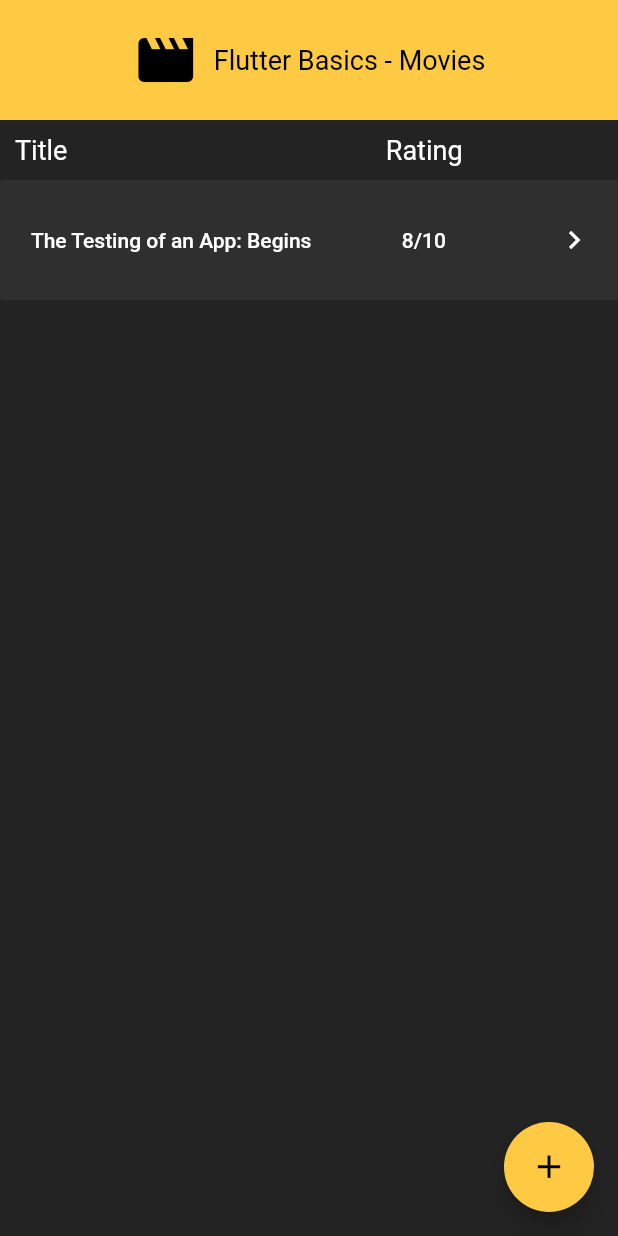
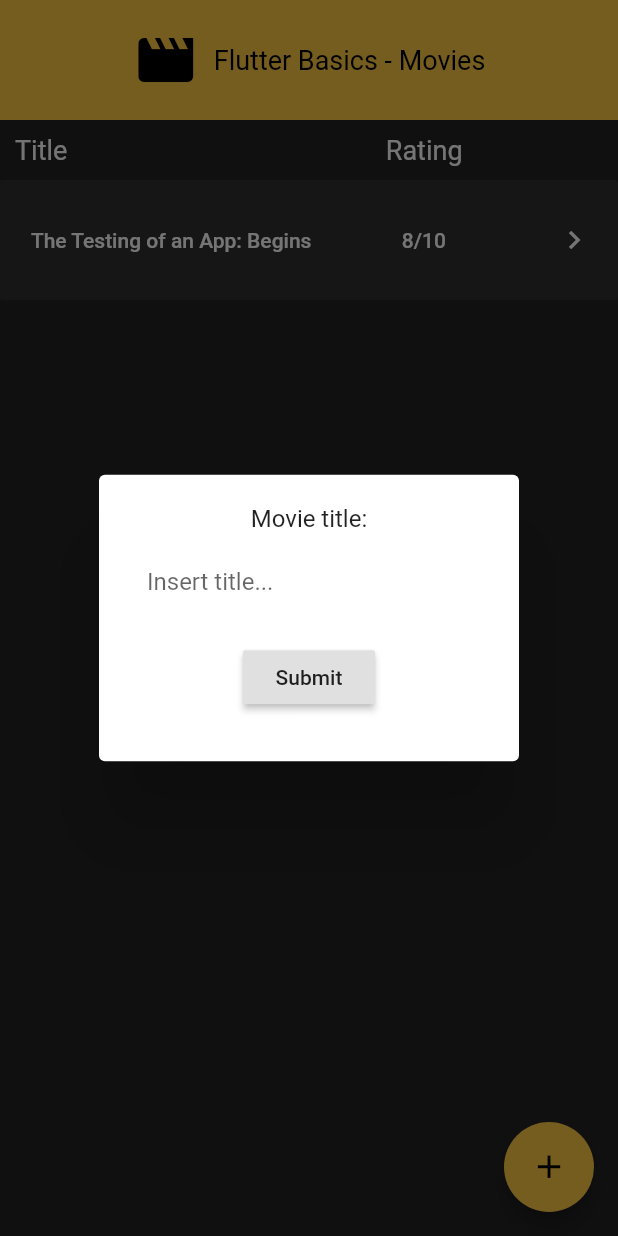
Before and after one commit to Dani2405/Flutter-Basics, a Flutter app: the screen it shows after launch, after a tap on the "add" icon, on a phone screen of 412 x 824 dp. Run offline on Flutter 3.47's test engine with Material 2 defaults, Android fonts, the phone set to English and light mode, and no system bars.

Commit message:
Minor fix

```diff
--- a/lib/main.dart
+++ b/lib/main.dart
@@ -78,7 +78,6 @@ class _MyStatefulWidgetState extends State<MyStatefulWidget> {
           Column(
             children: [
                 //Single Movie
-
                 FlatButton (
                   padding: EdgeInsets.all(0),
                   color: Color(0xFF2F2F2F),
@@ -122,7 +121,6 @@ class _MyStatefulWidgetState extends State<MyStatefulWidget> {
         ],
       ),
 
-
       //Buttons
       floatingActionButton: Container(
         height: 60.0,
@@ -131,6 +129,40 @@ class _MyStatefulWidgetState extends State<MyStatefulWidget> {
           child: FloatingActionButton(
             onPressed: () {
               print("Here we add!");
+              showDialog(
+                context: context,
+                builder: (BuildContext context) {
+                  return AlertDialog(
+                    content: Form(
+                      child: Column(
+                        mainAxisSize: MainAxisSize.min,
+                        children: <Widget>[
+                        Text("Movie title:"),
+                        Padding(
+                          padding: EdgeInsets.all(8.0),
+                          child: TextFormField(
+                            decoration: InputDecoration(
+                                border: InputBorder.none,
+                                hintText: 'Insert title...'
+                            ),
+                          ),
+
+                        ),
+                        Padding(
+                          padding: const EdgeInsets.all(8.0),
+                          child: RaisedButton(
+                            child: Text("Submit"),
+                            onPressed: () {
+                              print('Submitting!');
+                            },
+                          ),
+                        )
+                      ],
+                    ),
+                  ),
+                  );
+                },
+              );
             },
             backgroundColor: Color(0xFFFFCA43),
             child: Icon(Icons.add, color: Colors.black,),
--- a/lib/movie.dart
+++ b/lib/movie.dart
@@ -5,26 +5,24 @@ import 'package:flutter/widgets.dart';
 import 'package:flutter_basics/main.dart';
 
 class Movie extends StatelessWidget {
-  static const String _title = 'Flutter Basics - Movies';
 
   @override
   Widget build(BuildContext context) {
     return MaterialApp(
-      title: _title,
-      home: MyStatefulWidget(),
+      home: SingleMovie(),
       debugShowCheckedModeBanner: false,
     );
   }
 }
 
-class MyStatefulWidget extends StatefulWidget {
-  MyStatefulWidget({Key key}) : super(key: key);
+class SingleMovie extends StatefulWidget {
+  SingleMovie({Key key}) : super(key: key);
 
   @override
-  _MyStatefulWidgetState createState() => _MyStatefulWidgetState();
+  _SingleMovieState createState() => _SingleMovieState();
 }
 
-class _MyStatefulWidgetState extends State<MyStatefulWidget> {
+class _SingleMovieState extends State<SingleMovie> {
   Widget build(BuildContext context) {
 
     return Scaffold(
@@ -62,7 +60,6 @@ class _MyStatefulWidgetState extends State<MyStatefulWidget> {
 
           //Contents
           Container(
-            width: MediaQuery.of(context).size.width * 1,
             child: Padding(
               padding: EdgeInsets.all(10),
               child: Column(
```
Lines whose indentation alone changed are shown as unchanged.
